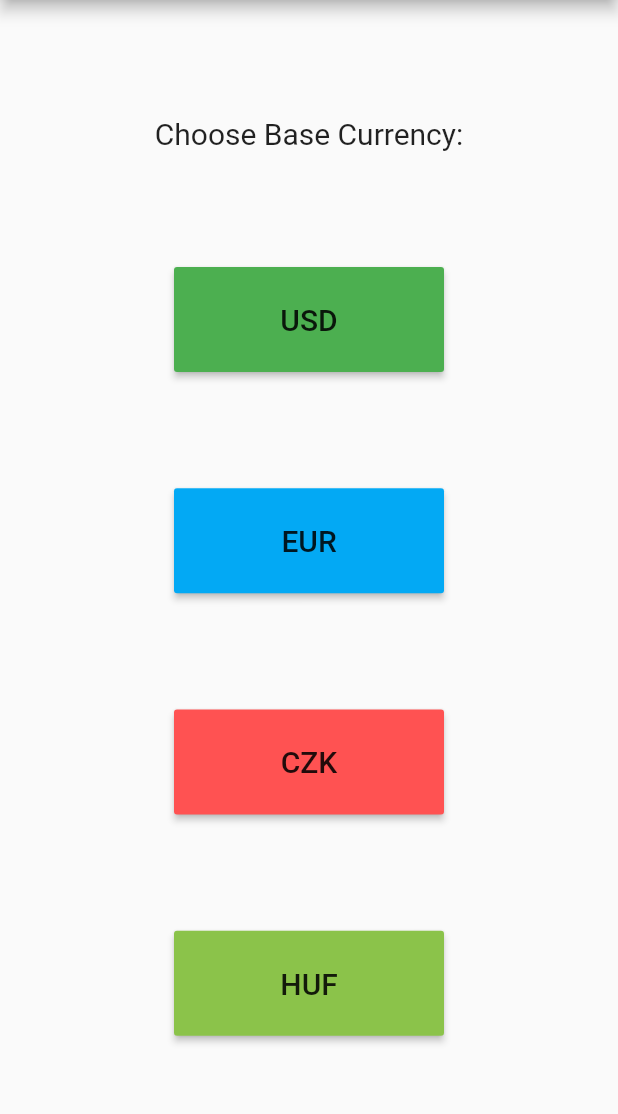
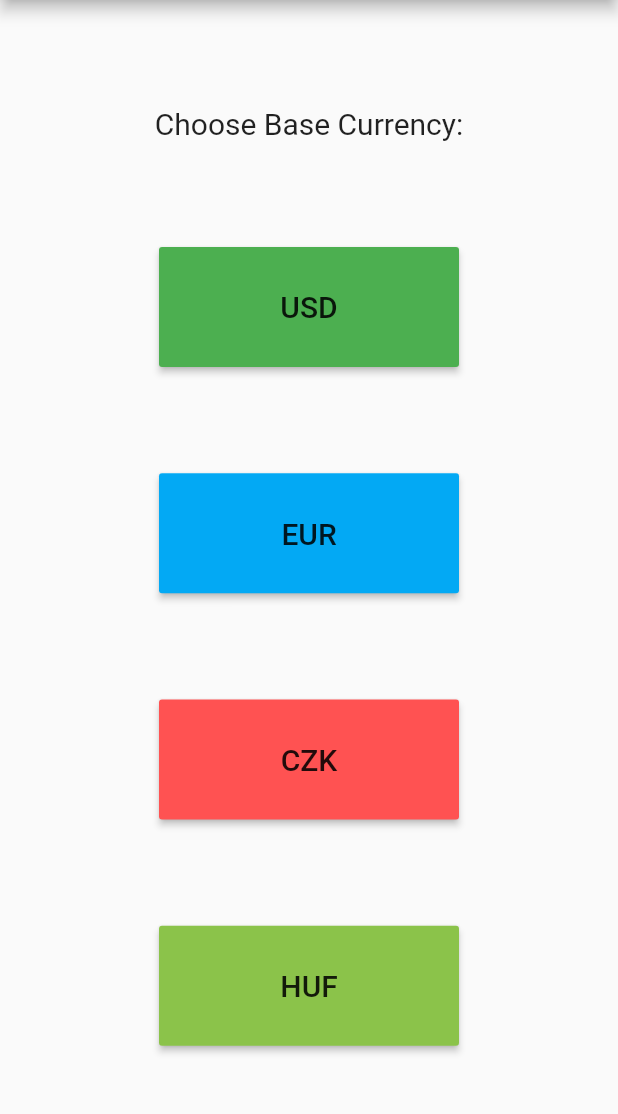
Before and after one commit to thatzenbuhler/Currency-Tracker, a Flutter app: the screen it shows after launch, on a phone screen of 412 x 824 dp, the part 84-1198 px from its top. Run offline on Flutter 3.47's test engine with Material 2 defaults, Android fonts, the phone set to English and light mode, and no system bars; network calls fail.

```diff
--- a/lib/pages/homepage.dart
+++ b/lib/pages/homepage.dart
@@ -16,6 +16,7 @@ class HomePage extends StatelessWidget {
 
     return MaterialApp(
       home: Scaffold(
+        resizeToAvoidBottomInset: false,
         appBar: AppBar(
           title: Text('Currency Tracker'),
           backgroundColor: Colors.blueGrey,
@@ -27,8 +28,8 @@ class HomePage extends StatelessWidget {
               Text('Choose Base Currency:', style: TextStyle(fontSize: 20)),
               ButtonTheme(
                 buttonColor: Colors.green,
-                minWidth: 180,
-                height: 70,
+                minWidth: 200,
+                height: 80,
                 child: RaisedButton(
                   child: Text(
                     'USD',
@@ -46,8 +47,8 @@ class HomePage extends StatelessWidget {
               ),
               ButtonTheme(
                 buttonColor: Colors.lightBlue,
-                minWidth: 180,
-                height: 70,
+                minWidth: 200,
+                height: 80,
                 child: RaisedButton(
                   child: Text(
                     'EUR',
@@ -65,8 +66,8 @@ class HomePage extends StatelessWidget {
               ),
               ButtonTheme(
                 buttonColor: Colors.redAccent,
-                minWidth: 180,
-                height: 70,
+                minWidth: 200,
+                height: 80,
                 child: RaisedButton(
                   child: Text(
                     'CZK',
@@ -84,8 +85,8 @@ class HomePage extends StatelessWidget {
               ),
               ButtonTheme(
                 buttonColor: Colors.lightGreen,
-                minWidth: 180,
-                height: 70,
+                minWidth: 200,
+                height: 80,
                 child: RaisedButton(
                   child: Text(
                     'HUF',
```
Also changed, not shown: assets/icon/icon.png (renamed from lib/assets/icon/icon.png), 21 other files.
